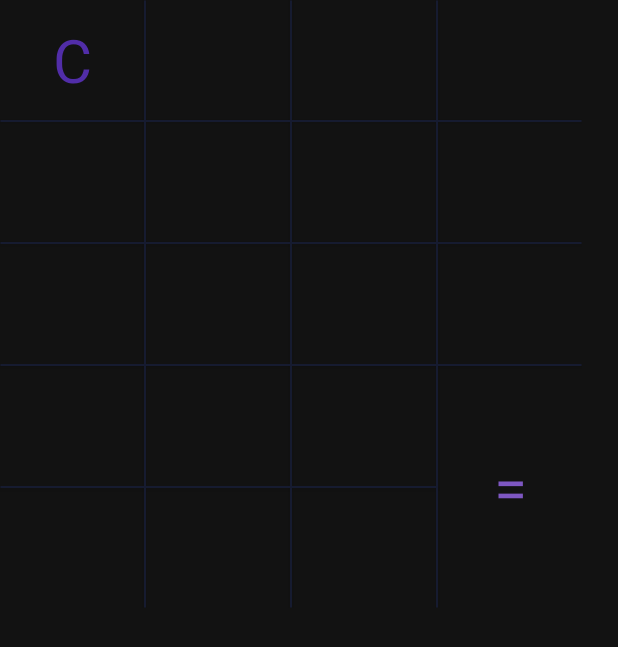
After one commit to ashishmehta11/Unit-Converter, an Android app: the layout fragment_num_pad.xml on its own in the app's theme, with its tools: preview values and no code run, on a phone screen of 412 x 824 dp. The commit adds this screen. Shown: the top 647 px of the screen. Run offline under Robolectric (Android 15) with nearby library versions, the phone set to English and light mode, and no system bars.

Commit message:
Num pad Grid designed. Color schemed edited

```diff
--- a/app/build.gradle
+++ b/app/build.gradle
@@ -5,6 +5,10 @@ plugins {
 android {
     compileSdkVersion 30
     buildToolsVersion "30.0.2"
+
+    dataBinding {
+        enabled = true
+    }
 
     defaultConfig {
         applicationId "com.project.unitconverter"
@@ -33,6 +37,7 @@ dependencies {
     implementation 'androidx.appcompat:appcompat:1.3.0'
     implementation 'com.google.android.material:material:1.3.0'
     implementation 'androidx.constraintlayout:constraintlayout:2.0.4'
+    implementation 'androidx.legacy:legacy-support-v4:1.0.0'
     testImplementation 'junit:junit:4.+'
     androidTestImplementation 'androidx.test.ext:junit:1.1.2'
     androidTestImplementation 'androidx.test.espresso:espresso-core:3.3.0'
--- a/app/src/main/AndroidManifest.xml
+++ b/app/src/main/AndroidManifest.xml
@@ -9,7 +9,7 @@
         android:roundIcon="@mipmap/ic_launcher_round"
         android:supportsRtl="true"
         android:theme="@style/Theme.UnitConverter">
-        <activity android:name=".MainActivity">
+        <activity android:name=".main_activity.MainActivity">
             <intent-filter>
                 <action android:name="android.intent.action.MAIN" />
 
--- /dev/null
+++ b/app/src/main/java/com/project/unitconverter/main_activity/IMainActivityOperations.java
@@ -0,0 +1,4 @@
+package com.project.unitconverter.main_activity;
+
+interface IMainActivityOperations {
+}
--- /dev/null
+++ b/app/src/main/res/layout/fragment_num_pad.xml
@@ -0,0 +1,135 @@
+<?xml version="1.0" encoding="utf-8"?>
+<layout
+    xmlns:android="http://schemas.android.com/apk/res/android"
+    xmlns:app="http://schemas.android.com/apk/res-auto"
+    xmlns:tools="http://schemas.android.com/tools"
+    tools:context=".fragments.NumPadFragment">
+
+    <data>
+        <variable name="test"
+            type="com.project.unitconverter.data.Test"/>
+    </data>
+
+    <androidx.constraintlayout.widget.ConstraintLayout
+        android:layout_width="wrap_content"
+        android:layout_height="wrap_content">
+
+
+
+        <androidx.cardview.widget.CardView
+            android:id="@+id/cardView6"
+            android:layout_width="0dp"
+            android:layout_height="1dp"
+            android:layout_marginBottom="80dp"
+            app:cardBackgroundColor="@color/bg_color_light"
+            app:cardElevation="2dp"
+            app:layout_constraintBottom_toTopOf="@+id/cardView5"
+            app:layout_constraintEnd_toEndOf="parent"
+            app:layout_constraintStart_toStartOf="parent" />
+
+        <androidx.cardview.widget.CardView
+            android:id="@+id/cardView5"
+            android:layout_width="0dp"
+            android:layout_height="1dp"
+            android:layout_marginBottom="80dp"
+            app:cardBackgroundColor="@color/bg_color_light"
+            app:cardElevation="2dp"
+            app:layout_constraintBottom_toBottomOf="parent"
+            app:layout_constraintEnd_toEndOf="@+id/cardView3"
+            app:layout_constraintStart_toStartOf="parent" />
+
+        <androidx.cardview.widget.CardView
+            android:id="@+id/cardView7"
+            android:layout_width="0dp"
+            android:layout_height="1dp"
+            android:layout_marginTop="80dp"
+            android:layout_marginBottom="80dp"
+            app:cardBackgroundColor="@color/bg_color_light"
+            app:cardElevation="2dp"
+            app:layout_constraintBottom_toTopOf="@+id/card"
+            app:layout_constraintEnd_toEndOf="parent"
+            app:layout_constraintStart_toStartOf="parent"
+            app:layout_constraintTop_toTopOf="parent"
+            app:layout_constraintVertical_bias="1.0" />
+
+        <androidx.cardview.widget.CardView
+            android:id="@+id/card"
+            android:layout_width="0dp"
+            android:layout_height="1dp"
+            android:layout_marginBottom="80dp"
+            app:cardBackgroundColor="@color/bg_color_light"
+            app:cardElevation="2dp"
+            app:layout_constraintBottom_toTopOf="@+id/cardView6"
+            app:layout_constraintEnd_toEndOf="parent"
+            app:layout_constraintStart_toStartOf="parent" />
+
+        <androidx.cardview.widget.CardView
+            android:id="@+id/cardView3"
+            android:layout_width="1dp"
+            android:layout_height="0dp"
+            android:layout_marginStart="96dp"
+            android:layout_marginEnd="96dp"
+            app:cardBackgroundColor="@color/bg_color_light"
+            app:cardElevation="2dp"
+            app:layout_constraintBottom_toBottomOf="parent"
+            app:layout_constraintEnd_toEndOf="parent"
+            app:layout_constraintHorizontal_bias="0.0"
+            app:layout_constraintStart_toEndOf="@+id/cardView2"
+            app:layout_constraintTop_toTopOf="parent" />
+
+        <androidx.cardview.widget.CardView
+            android:id="@+id/cardView2"
+            android:layout_width="1dp"
+            android:layout_height="0dp"
+            android:layout_marginStart="192dp"
+            android:layout_marginEnd="192dp"
+            app:cardBackgroundColor="@color/bg_color_light"
+            app:cardElevation="2dp"
+            app:layout_constraintBottom_toBottomOf="parent"
+            app:layout_constraintEnd_toEndOf="parent"
+            app:layout_constraintStart_toStartOf="parent"
+            app:layout_constraintTop_toTopOf="parent"
+            app:layout_constraintVertical_bias="0.0" />
+
+        <androidx.cardview.widget.CardView
+            android:id="@+id/cardView"
+            android:layout_width="1dp"
+            android:layout_height="0dp"
+            android:layout_marginStart="96dp"
+            android:layout_marginEnd="96dp"
+            app:cardBackgroundColor="@color/bg_color_light"
+            app:cardElevation="2dp"
+            app:layout_constraintBottom_toBottomOf="parent"
+            app:layout_constraintEnd_toStartOf="@+id/cardView2"
+            app:layout_constraintHorizontal_bias="1.0"
+            app:layout_constraintStart_toStartOf="parent"
+            app:layout_constraintTop_toTopOf="parent" />
+
+        <TextView
+            android:id="@+id/textView2"
+            android:layout_width="96dp"
+            android:layout_height="80dp"
+            android:layout_gravity="center"
+            android:gravity="center"
+            android:text="C"
+            android:textColor="@color/primary_dark"
+            android:textSize="40sp"
+            app:layout_constraintBottom_toTopOf="@+id/cardView7"
+            app:layout_constraintEnd_toStartOf="@+id/cardView" />
+
+        <TextView
+            android:id="@+id/textView3"
+            android:layout_width="96dp"
+            android:layout_height="160dp"
+            android:layout_gravity="center"
+            android:gravity="center"
+            android:text="="
+            android:textColor="@color/primary_light"
+            android:textSize="40sp"
+            app:layout_constraintBottom_toBottomOf="parent"
+            app:layout_constraintEnd_toEndOf="parent"
+            app:layout_constraintStart_toEndOf="@+id/cardView5"
+            app:layout_constraintTop_toBottomOf="@+id/cardView6" />
+
+    </androidx.constraintlayout.widget.ConstraintLayout>
+</layout>
--- a/app/src/main/res/values-night/themes.xml
+++ b/app/src/main/res/values-night/themes.xml
@@ -2,7 +2,7 @@
     <!-- Base application theme. -->
     <style name="Theme.UnitConverter" parent="Theme.MaterialComponents.NoActionBar">
         <!-- Primary brand color. -->
-        <item name="android:colorPrimary">@color/bg_color</item>
+        <!--<item name="android:colorPrimary">@color/bg_color</item>-->
         <item name="backgroundColor">@color/bg_color</item>
         <item name="android:textColor">@color/white</item>
     </style>
--- a/app/src/main/res/values/colors.xml
+++ b/app/src/main/res/values/colors.xml
@@ -5,9 +5,13 @@
     <color name="purple_700">#FF3700B3</color>
     <color name="teal_200">#FF03DAC5</color>
     <color name="teal_700">#FF018786</color>
-    <color name="bg_color">#37474F</color>
-    <color name="primary_dark">#3f51b5</color>
+<!--    <color name="bg_color">#25242e</color>-->
+<!--    <color name="bg_color_light">#455a64</color>-->
+    <color name="bg_color">#0f1329</color>
+    <color name="bg_color_light">#161b30</color>
+    <color name="primary_dark">#512da8</color>
     <color name="primary_light">#7e57c2</color>
     <color name="black">#000000</color>
+
     <color name="white">#FFFFFFFF</color>
 </resources>
--- /dev/null
+++ b/app/src/main/res/values/dimen.xml
@@ -0,0 +1,4 @@
+<?xml version="1.0" encoding="utf-8"?>
+<resources>
+    <dimen name="normal_border_margin">16dp</dimen>
+</resources>
--- a/app/src/main/res/values/ic_launcher_background.xml
+++ b/app/src/main/res/values/ic_launcher_background.xml
@@ -1,4 +1,6 @@
 <?xml version="1.0" encoding="utf-8"?>
 <resources>
-    <color name="ic_launcher_background">#37474F</color>
+<!--    <color name="ic_launcher_background">#37474F</color>-->
+<!--    <color name="ic_launcher_background">#212121</color>-->
+    <color name="ic_launcher_background">#263238</color>
 </resources>
--- a/app/src/main/res/values/strings.xml
+++ b/app/src/main/res/values/strings.xml
@@ -1,3 +1,5 @@
 <resources>
     <string name="app_name">Unit Converter</string>
+    <!-- TODO: Remove or change this placeholder text -->
+    <string name="hello_blank_fragment">Hello blank fragment</string>
 </resources>
--- a/app/src/main/res/values/themes.xml
+++ b/app/src/main/res/values/themes.xml
@@ -4,6 +4,6 @@
         <!-- Primary brand color. -->
         <!--<item name="android:colorPrimary">@color/bg_color</item>-->
         <item name="backgroundColor">@color/bg_color</item>
-        <item name="android:textColor">@color/primary_dark</item>
+        <item name="android:textColor">@color/white</item>
     </style>
 </resources>
```
Also changed, not shown: app/src/main/java/com/project/unitconverter/MainActivity.java (deleted, +0 -14 lines), app/src/main/java/com/project/unitconverter/data/Test.java (added, +7 -0 lines), app/src/main/java/com/project/unitconverter/fragments/NumPadFragment.java (added, +26 -0 lines), app/src/main/java/com/project/unitconverter/main_activity/MainActivity.java (added, +26 -0 lines), app/src/main/java/com/project/unitconverter/main_activity/MainActivityViewModel.java (added, +14 -0 lines), app/src/main/java/com/project/unitconverter/utils/GradientShader.java (added, +17 -0 lines), app/src/main/res/drawable/gradient_drawable.xml (added, +12 -0 lines), app/src/main/res/layout/activity_main.xml (+25 -9 lines), gradle/wrapper/gradle-wrapper.properties.
